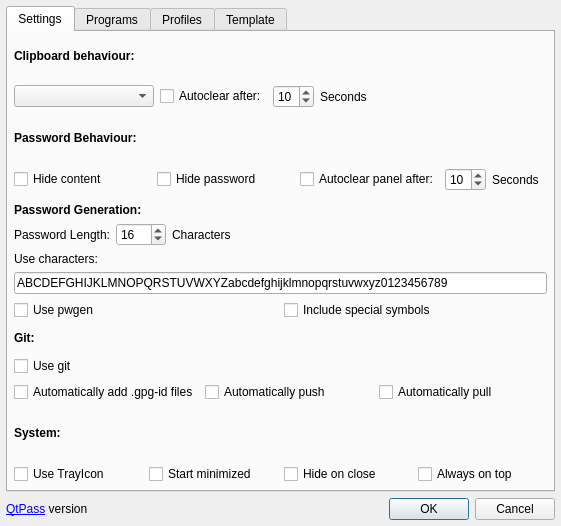
First picture: the form in configdialog.ui, repository IJHack/QtPass, before the edit.
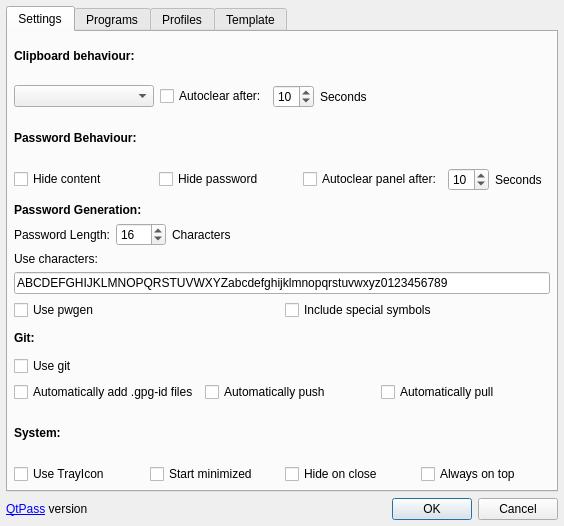
Second picture: the form after the edit. The open tabs and pages were chosen to show the change. Icons and pictures are not drawn.

Commit message: Settings tab in configuration is the first that shows up when opening the config window

```diff
--- a/configdialog.ui
+++ b/configdialog.ui
@@ -6,7 +6,7 @@
    <rect>
     <x>0</x>
     <y>0</y>
-    <width>561</width>
+    <width>564</width>
     <height>526</height>
    </rect>
   </property>
```
Left out of the diff: 2 changed lines with no effect on the pictures.
